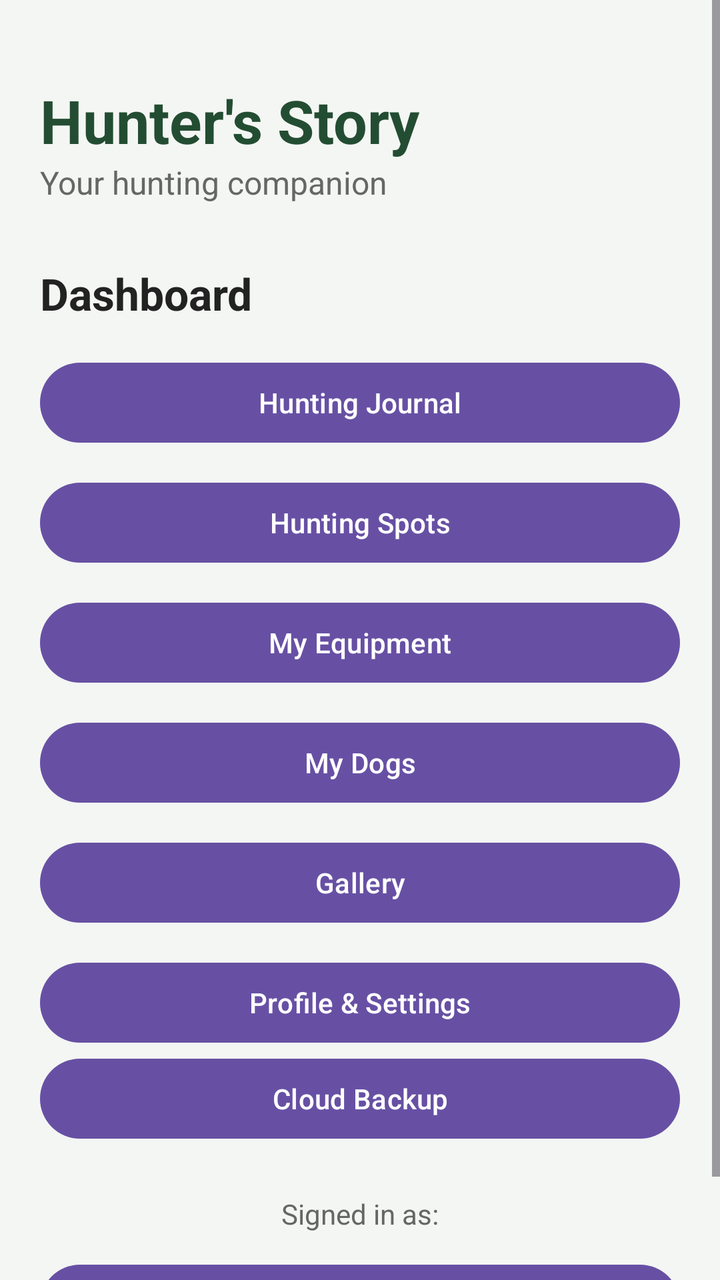
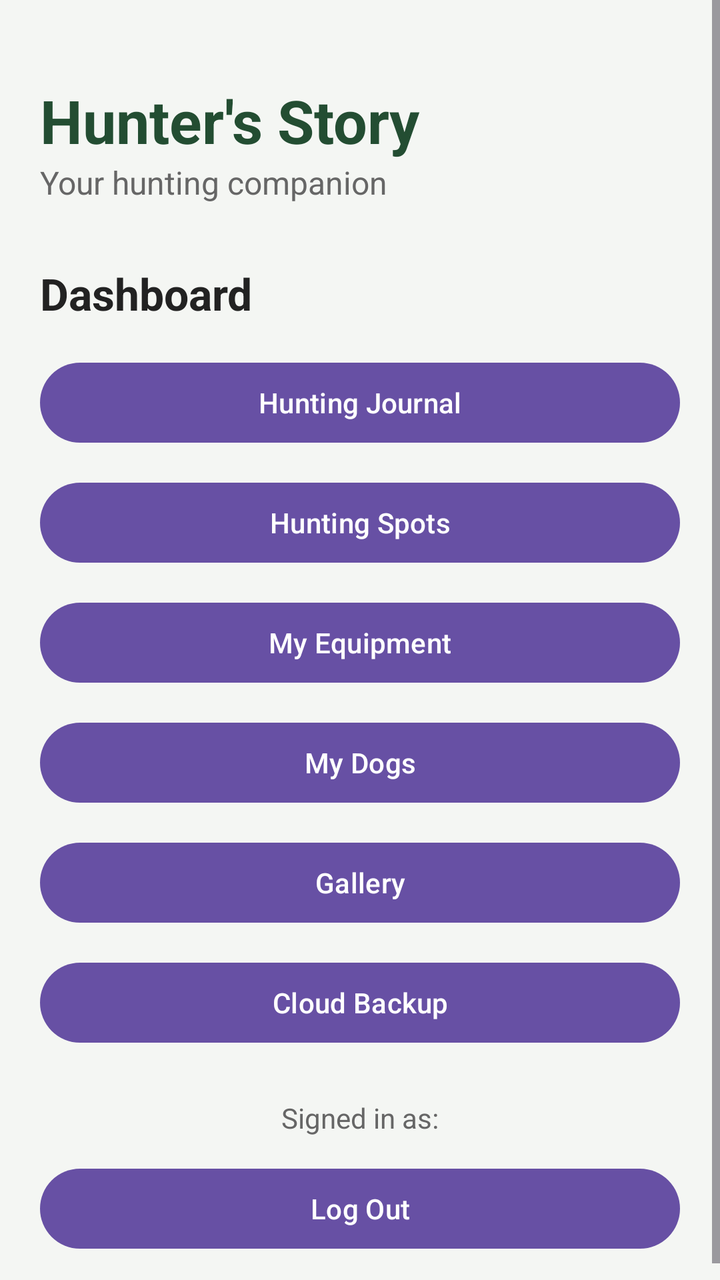

Compare the two renders of this Android layout. The source of the first and the diff that turns it into the second are given below.
<!-- AndroidManifest.xml: application theme Theme.HuntersStory -->
<!-- res/layout/activity_main.xml -->
<?xml version="1.0" encoding="utf-8"?>
<ScrollView

    xmlns:android="http://schemas.android.com/apk/res/android"
    android:id="@+id/main"
    android:layout_width="match_parent"
    android:layout_height="match_parent"
    android:fillViewport="true"
    android:background="#F4F6F3">

    <LinearLayout
        android:layout_width="match_parent"
        android:layout_height="wrap_content"
        android:orientation="vertical"
        android:padding="20dp">

        <TextView
            android:layout_width="match_parent"
            android:layout_height="wrap_content"
            android:text="Hunter's Story"
            android:textColor="#234D32"
            android:textSize="30sp"
            android:textStyle="bold"
            android:layout_marginTop="20dp"/>

        <TextView
            android:layout_width="match_parent"
            android:layout_height="wrap_content"
            android:text="Your hunting companion"
            android:textColor="#666666"
            android:textSize="16sp"
            android:layout_marginBottom="30dp"/>

        <TextView
            android:layout_width="match_parent"
            android:layout_height="wrap_content"
            android:text="Dashboard"
            android:textColor="#222222"
            android:textSize="22sp"
            android:textStyle="bold"
            android:layout_marginBottom="16dp"/>

        <Button
            android:id="@+id/btnJournal"
            android:layout_width="match_parent"
            android:layout_height="wrap_content"
            android:text="Hunting Journal"/>

        <Button
            android:id="@+id/btnSpots"
            android:layout_width="match_parent"
            android:layout_height="wrap_content"
            android:text="Hunting Spots"
            android:layout_marginTop="12dp"/>

        <Button
            android:id="@+id/btnEquipment"
            android:layout_width="match_parent"
            android:layout_height="wrap_content"
            android:text="My Equipment"
            android:layout_marginTop="12dp"/>

        <Button
            android:id="@+id/btnDogs"
            android:layout_width="match_parent"
            android:layout_height="wrap_content"
            android:text="My Dogs"
            android:layout_marginTop="12dp"/>

        <Button
            android:id="@+id/btnGallery"
            android:layout_width="match_parent"
            android:layout_height="wrap_content"
            android:text="Gallery"
            android:layout_marginTop="12dp"/>

        <Button
            android:id="@+id/btnProfile"
            android:layout_width="match_parent"
            android:layout_height="wrap_content"
            android:text="Profile &amp; Settings"
            android:layout_marginTop="12dp"/>
        <Button
            android:id="@+id/btnCloudSync"
            android:layout_width="match_parent"
            android:layout_height="wrap_content"
            android:text="Cloud Backup" />

        <TextView
            android:id="@+id/tvUserEmail"
            android:layout_width="match_parent"
            android:layout_height="wrap_content"
            android:text="Signed in as:"
            android:textColor="#666666"
            android:textSize="14sp"
            android:gravity="center"
            android:layout_marginTop="24dp" />

        <Button
            android:id="@+id/btnLogout"
            android:layout_width="match_parent"
            android:layout_height="wrap_content"
            android:text="Log Out"
            android:layout_marginTop="12dp" />

    </LinearLayout>
</ScrollView
    >
<!-- resources referenced by this layout -->
<resources>
  <style name="Theme.HuntersStory" parent="Base.Theme.HuntersStory" />
  <style name="Base.Theme.HuntersStory" parent="Theme.Material3.DayNight.NoActionBar">
          
          
      </style>
</resources>

<!-- the commit's change to res/layout/activity_main.xml (unified diff, before → after) -->
@@ -75,15 +75,10 @@
             android:layout_marginTop="12dp"/>
 
         <Button
-            android:id="@+id/btnProfile"
-            android:layout_width="match_parent"
-            android:layout_height="wrap_content"
-            android:text="Profile &amp; Settings"
-            android:layout_marginTop="12dp"/>
-        <Button
             android:id="@+id/btnCloudSync"
             android:layout_width="match_parent"
             android:layout_height="wrap_content"
+            android:layout_marginTop="12dp"
             android:text="Cloud Backup" />
 
         <TextView
@@ -104,5 +99,4 @@
             android:layout_marginTop="12dp" />
 
     </LinearLayout>
-</ScrollView
-    >
+</ScrollView>
